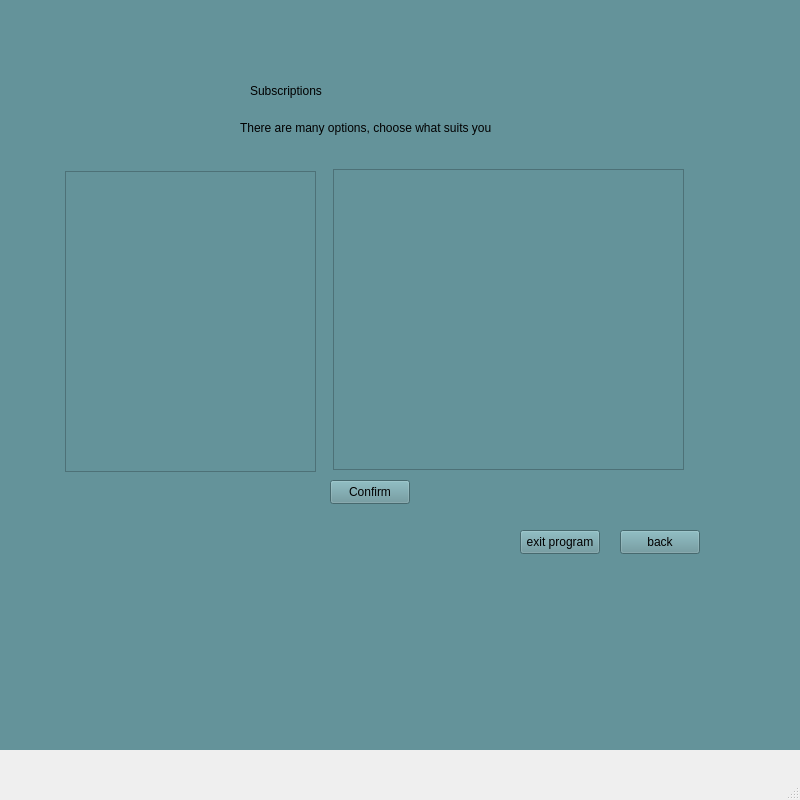
Qt form omar qt/QtWidgetsApplication3.ui (MohammedNaser28/SP_metro_system) before a commit.
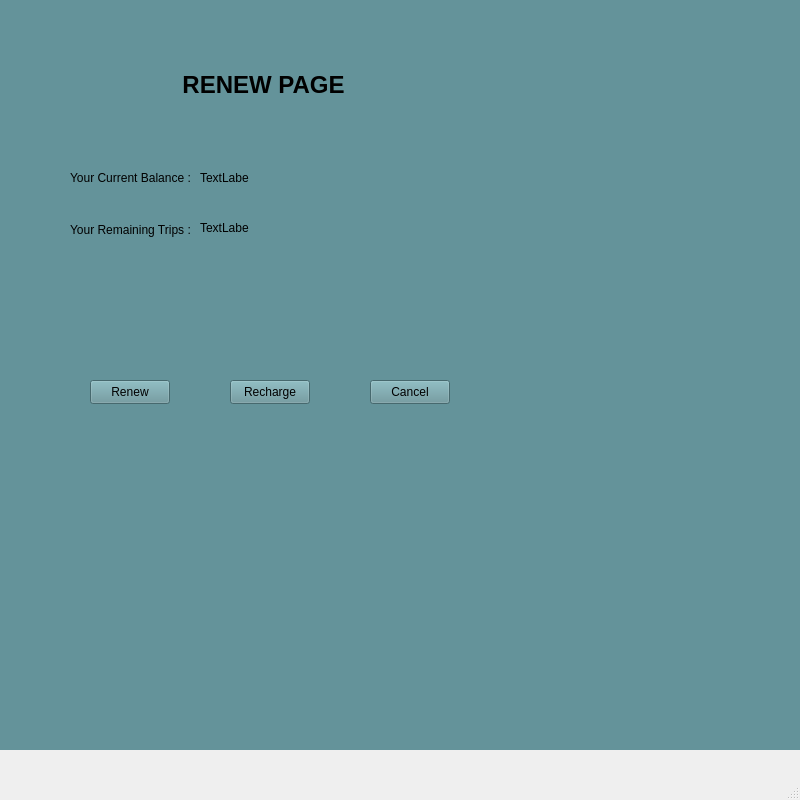
The same form after that commit. The open tabs and pages were chosen to show the change. Icons and pictures are not drawn.

```diff
--- a/omar qt/QtWidgetsApplication3.ui
+++ b/omar qt/QtWidgetsApplication3.ui
@@ -615,6 +615,112 @@
       </property>
      </widget>
     </widget>
+    <widget class="QWidget" name="renew_page">
+     <widget class="QPushButton" name="confirm_renew">
+      <property name="geometry">
+       <rect>
+        <x>90</x>
+        <y>430</y>
+        <width>80</width>
+        <height>24</height>
+       </rect>
+      </property>
+      <property name="text">
+       <string>Renew</string>
+      </property>
+     </widget>
+     <widget class="QLabel" name="label_16">
+      <property name="geometry">
+       <rect>
+        <x>148</x>
+        <y>120</y>
+        <width>231</width>
+        <height>31</height>
+       </rect>
+      </property>
+      <property name="text">
+       <string>&lt;html&gt;&lt;head/&gt;&lt;body&gt;&lt;p align=&quot;center&quot;&gt;&lt;span style=&quot; font-size:18pt; font-weight:700;&quot;&gt;RENEW PAGE&lt;/span&gt;&lt;/p&gt;&lt;/body&gt;&lt;/html&gt;</string>
+      </property>
+     </widget>
+     <widget class="QLabel" name="label_17">
+      <property name="geometry">
+       <rect>
+        <x>70</x>
+        <y>220</y>
+        <width>121</width>
+        <height>16</height>
+       </rect>
+      </property>
+      <property name="text">
+       <string>Your Current Balance :</string>
+      </property>
+     </widget>
+     <widget class="QLabel" name="label_21">
+      <property name="geometry">
+       <rect>
+        <x>70</x>
+        <y>270</y>
+        <width>121</width>
+        <height>20</height>
+       </rect>
+      </property>
+      <property name="text">
+       <string>Your Remaining Trips :</string>
+      </property>
+     </widget>
+     <widget class="QLabel" name="cur_balance">
+      <property name="geometry">
+       <rect>
+        <x>200</x>
+        <y>220</y>
+        <width>49</width>
+        <height>16</height>
+       </rect>
+      </property>
+      <property name="text">
+       <string>TextLabel</string>
+      </property>
+     </widget>
+     <widget class="QLabel" name="rem_trips">
+      <property name="geometry">
+       <rect>
+        <x>200</x>
+        <y>270</y>
+        <width>49</width>
+        <height>16</height>
+       </rect>
+      </property>
+      <property name="text">
+       <string>TextLabel</string>
+      </property>
+     </widget>
+     <widget class="QPushButton" name="recharge_button">
+      <property name="geometry">
+       <rect>
+        <x>230</x>
+        <y>430</y>
+        <width>80</width>
+        <height>24</height>
+       </rect>
+      </property>
+      <property name="text">
+       <string>Recharge</string>
+      </property>
+     </widget>
+     <widget class="QPushButton" name="cancel_renew">
+      <property name="geometry">
+       <rect>
+        <x>370</x>
+        <y>430</y>
+        <width>80</width>
+        <height>24</height>
+       </rect>
+      </property>
+      <property name="text">
+       <string>Cancel</string>
+      </property>
+     </widget>
+    </widget>
     <widget class="QWidget" name="welcome2">
      <property name="minimumSize">
       <size>
```
Left out of the diff: 91 changed lines with no effect on the pictures.
